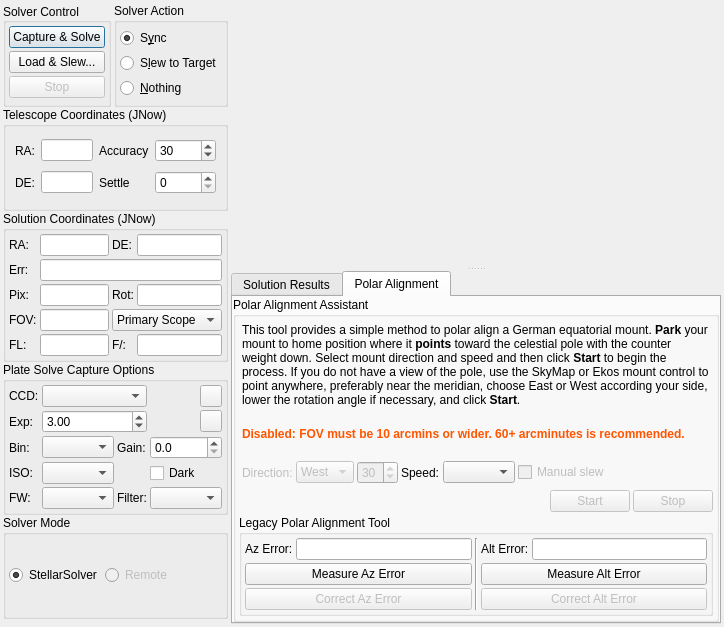
This is kstars/ekos/align/align.ui in KDE/kstars as Qt 5 draws it before an edit. The edited form follows.
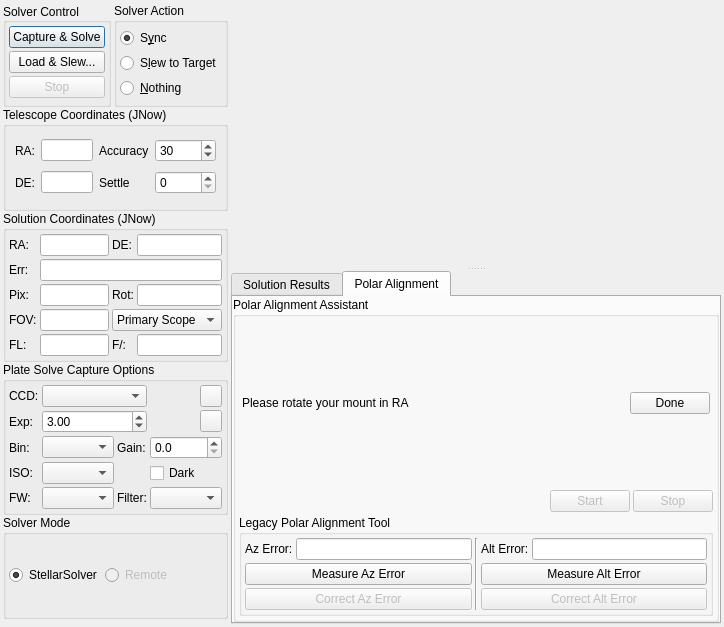
This is the edited form. The open tabs and pages were chosen to show the change. Custom widgets are drawn as their Qt base class.

Commit message: Fix PAA manual rotation message, Retry if solver fails, PAA UI cleanup.

The edit to the form file:
```diff
--- a/kstars/ekos/align/align.ui
+++ b/kstars/ekos/align/align.ui
@@ -1255,6 +1255,52 @@
                </item>
               </layout>
              </widget>
+             <widget class="QWidget" name="PAHManualRotatePage">
+              <layout class="QVBoxLayout" name="verticalLayout_manual">
+               <property name="spacing">
+                <number>3</number>
+               </property>
+               <property name="leftMargin">
+                <number>3</number>
+               </property>
+               <property name="topMargin">
+                <number>3</number>
+               </property>
+               <property name="rightMargin">
+                <number>3</number>
+               </property>
+               <property name="bottomMargin">
+                <number>3</number>
+               </property>
+               <item>
+                <layout class="QHBoxLayout" name="horizontalLayout_manual">
+                 <item>
+                  <widget class="QLabel" name="manualRotateText">
+                   <property name="text">
+                    <string>Please rotate your mount in RA</string>
+                   </property>
+                   <property name="wordWrap">
+                    <bool>true</bool>
+                   </property>
+                  </widget>
+                 </item>
+                 <item>
+                  <widget class="QPushButton" name="PAHManualDone">
+                   <property name="maximumSize">
+                    <size>
+                     <width>80</width>
+                     <height>16777215</height>
+                    </size>
+                   </property>
+                   <property name="text">
+                    <string>Done</string>
+                   </property>
+                  </widget>
+                 </item>
+                </layout>
+               </item>
+              </layout>
+             </widget>
              <widget class="QWidget" name="PAHFirstRotatePage">
               <layout class="QVBoxLayout" name="verticalLayout_9">
                <property name="spacing">
```
Left out of the diff: 77 changed lines with no effect on the pictures. The commit also changes 2 other files.
